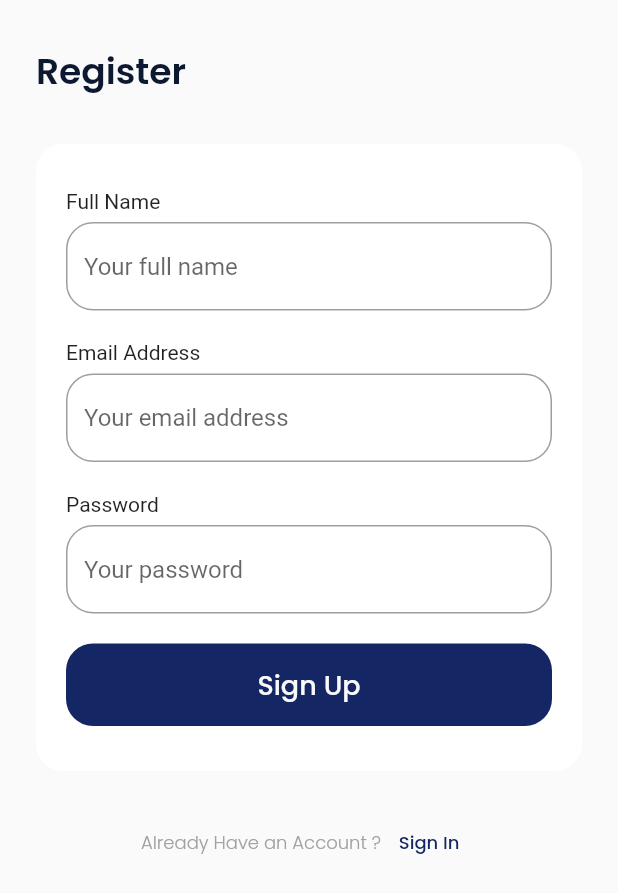
After one commit to aldij29/flutter_elearning_app, a Flutter app: the SignUpPage screen opened by its route, on a phone screen of 412 x 824 dp. The commit adds this screen. Shown: the top 893 px of the screen. Run offline on Flutter 3.47's test engine with Material 2 defaults, Android fonts, the phone set to English and light mode, and no system bars; our stand-ins replace bloc, flutter_bloc, google_fonts.

Commit message:
sign in page

```diff
--- a/lib/main.dart
+++ b/lib/main.dart
@@ -14,7 +14,11 @@ class MyApp extends StatelessWidget {
   Widget build(BuildContext context) {
     return MaterialApp(
       debugShowCheckedModeBanner: false,
-      home: SplashPage(),
+      routes: {
+        '/': (context) => SplashPage(),
+        'sign-in-page': (context) => SignInPage(),
+        'sign-up-page': (context) => SignUpPage()
+      },
     );
   }
 }
--- a/lib/ui/pages/pages.dart
+++ b/lib/ui/pages/pages.dart
@@ -5,5 +5,8 @@ import 'package:flutter_bloc/flutter_bloc.dart';
 import 'package:flutter/services.dart';
 import 'package:http/http.dart' as http;
 import '../../shared/theme.dart';
+import '../widgets/widgets.dart';
 
 part 'splash_page.dart';
+part './sign_in_page/sign_in_page.dart';
+part './sign_up_page/sign_up_page.dart';
--- /dev/null
+++ b/lib/ui/pages/sign_up_page/sign_up_page.dart
@@ -0,0 +1,122 @@
+part of '../pages.dart';
+
+class SignUpPage extends StatelessWidget {
+  SignUpPage({Key? key}) : super(key: key);
+
+  TextEditingController fullNameController = TextEditingController(text: "");
+  TextEditingController emailController = TextEditingController(text: "");
+  TextEditingController passwordController = TextEditingController(text: "");
+
+  @override
+  Widget build(BuildContext context) {
+    Widget title() {
+      return Container(
+        margin: EdgeInsets.only(top: 30),
+        child: Text(
+          'Register',
+          style: blackTextStyle.copyWith(fontSize: 24, fontWeight: semiBold),
+        ),
+      );
+    }
+
+    Widget inputSection() {
+      Widget fullNameInput() {
+        return CustomTextFormField(
+          title: 'Full Name',
+          hintText: 'Your full name',
+          controller: fullNameController,
+        );
+      }
+
+      Widget emailInput() {
+        return CustomTextFormField(
+          title: 'Email Address',
+          hintText: 'Your email address',
+          controller: emailController,
+        );
+      }
+
+      Widget passwordInput() {
+        return CustomTextFormField(
+          title: 'Password',
+          hintText: 'Your password',
+          obsecureText: true,
+          controller: passwordController,
+        );
+      }
+
+      Widget submitButton() {
+        return Container(
+          height: 55,
+          width: double.infinity,
+          child: TextButton(
+            style: TextButton.styleFrom(
+              backgroundColor: kPrimaryColor,
+              shape: RoundedRectangleBorder(
+                  borderRadius: BorderRadius.circular(18)),
+            ),
+            onPressed: () {
+              Navigator.pushNamed(context, '/illustration-register-page');
+            },
+            child: Text(
+              'Sign Up',
+              style: whiteTextStyle.copyWith(fontSize: 18, fontWeight: medium),
+            ),
+          ),
+        );
+      }
+
+      return Container(
+        margin: EdgeInsets.only(top: 30),
+        padding: EdgeInsets.symmetric(horizontal: 20, vertical: 30),
+        decoration: BoxDecoration(
+            color: kRealWhiteColor, borderRadius: BorderRadius.circular(18.0)),
+        child: Column(
+          children: [
+            fullNameInput(),
+            emailInput(),
+            passwordInput(),
+            submitButton(),
+          ],
+        ),
+      );
+    }
+
+    Widget tacButton() {
+      return Row(
+        mainAxisAlignment: MainAxisAlignment.center,
+        children: [
+          Text('Already Have an Account ?', style: greyTextStyle.copyWith(fontSize: 12, fontWeight: light),),
+          Container(
+          child: TextButton(
+            onPressed: () {
+              Navigator.pushNamed(context, '/sign-in-page');
+            },
+            child: Text(
+              'Sign In',
+              style: blueTextStyle.copyWith(fontSize: 12, fontWeight: medium),
+            ),
+          ),
+        )
+        ],
+      );
+    }
+
+    return Scaffold(
+      backgroundColor: kWhiteColor,
+      body: SafeArea(
+        child: ListView(
+          padding: EdgeInsets.symmetric(horizontal: defaultMargin),
+          children: [
+            title(),
+            inputSection(),
+            SizedBox(
+              height: 24,
+            ),
+            Center(child: tacButton())
+          ],
+        ),
+      ),
+    );
+  }
+}
--- /dev/null
+++ b/lib/ui/widgets/common_widgets/custom_text_form_field.dart
@@ -0,0 +1,39 @@
+part of '../widgets.dart';
+
+class CustomTextFormField extends StatelessWidget {
+  final String title;
+  final String hintText;
+  final bool obsecureText;
+  final TextEditingController controller;
+  const CustomTextFormField({ Key? key, required this.title, required this.hintText,  this.obsecureText = false, required this.controller}) : super(key: key);
+
+  @override
+  Widget build(BuildContext context) {
+    return Container(
+          margin: EdgeInsets.only(bottom: 20),
+          child: Column(
+            crossAxisAlignment: CrossAxisAlignment.start,
+            children: [
+              Text(title),
+              SizedBox(
+                height: 6,
+              ),
+              TextFormField(
+                controller: controller,
+                obscureText: obsecureText,
+                cursorColor: kBlackColor,
+                decoration: InputDecoration(
+                    hintText: hintText,
+                    border: OutlineInputBorder(
+                      borderRadius: BorderRadius.circular(18),
+                      borderSide: BorderSide(color: kInactiveColor),
+                    ),
+                    focusedBorder: OutlineInputBorder(
+                        borderRadius: BorderRadius.circular(18),
+                        borderSide: BorderSide(color: kPrimaryColor))),
+              )
+            ],
+          ),
+        );
+  }
+}
--- a/lib/ui/widgets/widgets.dart
+++ b/lib/ui/widgets/widgets.dart
@@ -2,3 +2,5 @@ import 'package:flutter/material.dart';
 import 'package:path/path.dart';
 
 import '../../shared/theme.dart';
+
+part './common_widgets/custom_text_form_field.dart';
```
Also changed, not shown: lib/ui/pages/sign_in_page/sign_in_page.dart (added, +142 -0 lines).
